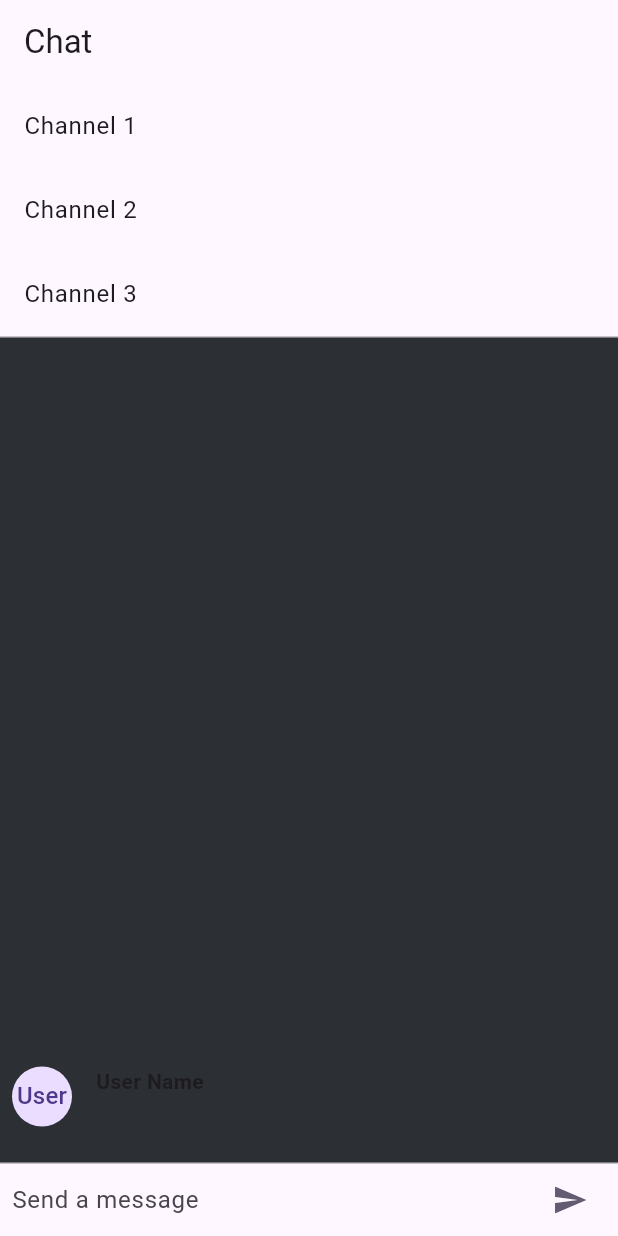
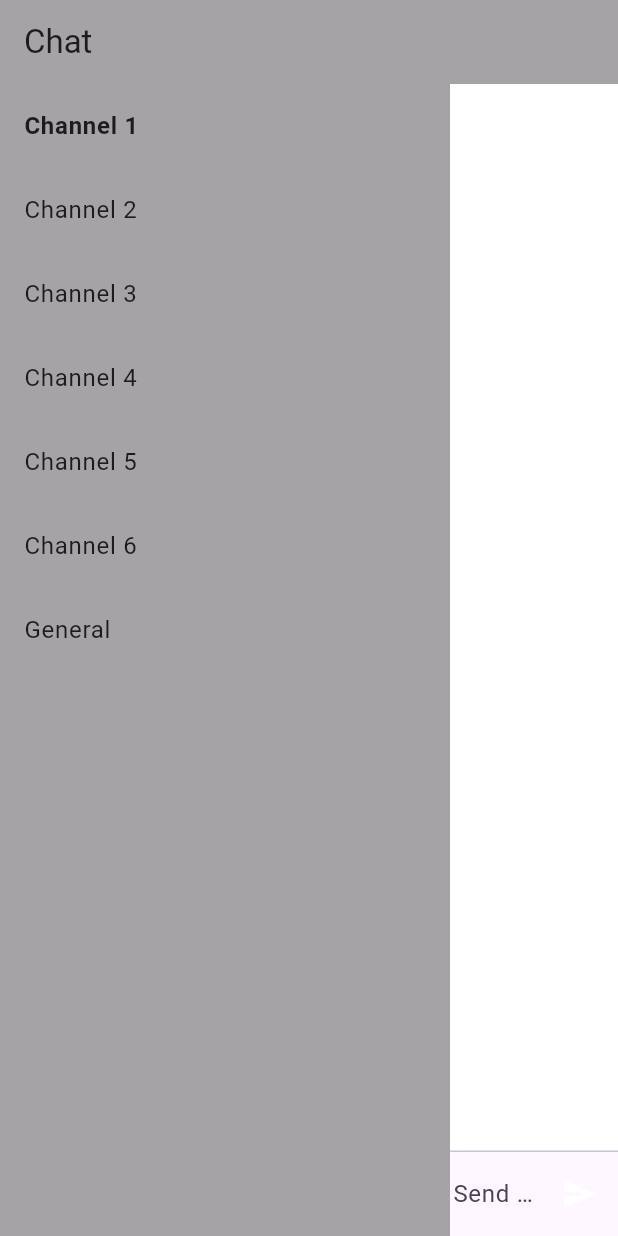
Before and after one commit to 0marContreras/BIScord-frontend, a Flutter app: the ChatScreen screen opened directly, after a tap on the "send" icon, on a phone screen of 412 x 824 dp. Run offline on Flutter 3.47's test engine with Material 3 defaults, Android fonts, the phone set to English and light mode, and no system bars; our stand-ins replace shared_preferences, socket_io_client; accounts and stored records are empty.

Commit message:
Biscord channels

```diff
--- a/lib/chatscreen.dart
+++ b/lib/chatscreen.dart
@@ -1,4 +1,5 @@
 import 'package:flutter/material.dart';
+import 'package:flutter/widgets.dart';
 
 class ChatApp extends StatelessWidget {
   @override
@@ -20,21 +21,43 @@ class ChatScreen extends StatefulWidget {
 
 class _ChatScreenState extends State<ChatScreen> {
   final TextEditingController _textController = TextEditingController();
-  final List<ChatMessage> _messages = [];
 
   // Example list of channels fetched from the database
   List<String> _channels = [
     'Channel 1',
     'Channel 2',
     'Channel 3',
+    'Channel 4',
+    'Channel 5',
+    'Channel 6',
+    'General',
+  ];
+
+  // Index of the currently selected channel
+  int _selectedChannelIndex = 0;
+
+  // Example list of messages for each channel
+  List<List<ChatMessage>> _messages = [
+    [],
+    [],
+    [],
+    [],
+    [],
+    [],
+    [],
+    [],
   ];
 
   void _handleSubmitted(String text) {
     _textController.clear();
     setState(() {
-      _messages.insert(0, ChatMessage(
+      _messages[_selectedChannelIndex].insert(
+        0,
+        ChatMessage(
           text: text,
-      ));
+          isSentByCurrentUser: true, // Indicate that the message was sent by the current user
+        ),
+      );
     });
   }
 
@@ -43,37 +66,56 @@ class _ChatScreenState extends State<ChatScreen> {
     return Scaffold(
       appBar: AppBar(
         title: Text('Chat'),
+        backgroundColor: const Color.fromARGB(153, 107, 107, 107),
       ),
-      body: Container(
-        color: Color(0xFF2C2F33),
-        child: Column(
+      body: Row(
         children: <Widget>[
           // List of channels
           Container(
-              color: Theme.of(context).cardColor,
+            width: 300,
+            height: 900,
+            color: const Color.fromARGB(153, 107, 107, 107),
             child: ListView.builder(
               shrinkWrap: true,
               itemCount: _channels.length,
               itemBuilder: (context, index) {
                 return ListTile(
-                    title: Text(_channels[index]),
+                  title: Text(
+                    _channels[index],
+                    style: TextStyle(
+                      fontWeight: _selectedChannelIndex == index
+                          ? FontWeight.bold
+                          : FontWeight.normal,
+                    ),
+                  ),
                   onTap: () {
-                      // Handle channel selection
+                    setState(() {
+                      _selectedChannelIndex = index;
+                    });
                   },
                 );
               },
             ),
           ),
-            Divider(height: 1.0),
+          // Chat messages
+          Expanded(
+            child: Container(
+              color: const Color.fromARGB(255, 255, 255, 255),
+              child: Column(
+                children: <Widget>[
                   Flexible(
                     child: ListView.builder(
-                padding: EdgeInsets.all(8.0),
+                      padding: EdgeInsets.all(10.0),
                       reverse: true,
-                itemCount: _messages.length,
-                itemBuilder: (_, int index) => _messages[index],
+                      itemCount: _messages[_selectedChannelIndex].length,
+                      itemBuilder: (_, int index) =>
+                          _messages[_selectedChannelIndex][index],
                     ),
                   ),
-            Divider(height: 1.0),
+                  Divider(
+                    height: 0.1,
+                  ),
+                  // Input field for sending messages
                   Container(
                     decoration: BoxDecoration(
                       color: Theme.of(context).cardColor,
@@ -83,28 +125,53 @@ class _ChatScreenState extends State<ChatScreen> {
                 ],
               ),
             ),
+          ),
+        ],
+      ),
     );
   }
 
   Widget _buildTextComposer() {
+    final focusNode = FocusNode();
+
     return IconTheme(
       data: IconThemeData(color: Theme.of(context).colorScheme.secondary),
       child: Container(
-        margin: EdgeInsets.symmetric(horizontal: 8.0),
+        margin: EdgeInsets.symmetric(
+          horizontal: 2.0,
+          vertical: 4.0,
+        ),
         child: Row(
           children: <Widget>[
             Flexible(
               child: TextField(
                 controller: _textController,
-                onSubmitted: _handleSubmitted,
+                focusNode: focusNode,
                 decoration: InputDecoration.collapsed(
                   hintText: 'Send a message',
                 ),
+                onSubmitted: (text) {
+                  if (text.isNotEmpty) {
+                    _handleSubmitted(text);
+                    _textController.clear();
+                  }
+                  // Request focus again to enable typing after sending a message
+                  FocusScope.of(context).requestFocus(focusNode);
+                },
               ),
             ),
             IconButton(
               icon: Icon(Icons.send),
-              onPressed: () => _handleSubmitted(_textController.text),
+              color: Colors.white,
+              tooltip: 'Send',
+              onPressed: () {
+                if (_textController.text.isNotEmpty) {
+                  _handleSubmitted(_textController.text);
+                  _textController.clear();
+                  // Request focus again to enable typing after sending a message
+                  FocusScope.of(context).requestFocus(focusNode);
+                }
+              },
             ),
           ],
         ),
@@ -115,25 +182,28 @@ class _ChatScreenState extends State<ChatScreen> {
 
 class ChatMessage extends StatelessWidget {
   final String text;
+  final bool isSentByCurrentUser;
 
-  ChatMessage({required this.text});
+  ChatMessage({
+    required this.text,
+    this.isSentByCurrentUser = false,
+  });
 
   @override
   Widget build(BuildContext context) {
     return Container(
-      margin: EdgeInsets.symmetric(vertical: 10.0),
+      margin: EdgeInsets.symmetric(horizontal: 10.0),
       child: Row(
-        crossAxisAlignment: CrossAxisAlignment.start,
+        crossAxisAlignment: CrossAxisAlignment.center,
+        mainAxisAlignment: isSentByCurrentUser
+            ? MainAxisAlignment.end
+            : MainAxisAlignment.start,
         children: <Widget>[
-          Container(
-            margin: EdgeInsets.only(right: 16.0),
-            child: CircleAvatar(
-              child: Text('User'), // You can replace this with user avatar
-            ),
-          ),
           Expanded(
             child: Column(
-              crossAxisAlignment: CrossAxisAlignment.start,
+              crossAxisAlignment: isSentByCurrentUser
+                  ? CrossAxisAlignment.end
+                  : CrossAxisAlignment.start,
               children: <Widget>[
                 Text(
                   'User Name', // You can replace this with user name
@@ -143,7 +213,21 @@ class ChatMessage extends StatelessWidget {
                 ),
                 Container(
                   margin: EdgeInsets.only(top: 5.0),
-                  child: Text(text),
+                  padding: EdgeInsets.all(10),
+                  decoration: BoxDecoration(
+                    color: isSentByCurrentUser
+                        ? Colors.purple.shade800
+                        : Colors.grey[300], // Adjust the background color based on the sender
+                    borderRadius: BorderRadius.circular(10),
+                  ),
+                  child: Text(
+                    text,
+                    style: TextStyle(
+                      color: isSentByCurrentUser
+                          ? Colors.white
+                          : Colors.black,
+                    ),
+                  ),
                 ),
               ],
             ),
--- a/lib/main.dart
+++ b/lib/main.dart
@@ -1,6 +1,7 @@
 import 'package:biscord/chatscreen.dart';
 import 'login.dart';
 import 'register.dart';
+import 'chatscreen.dart';
 import 'package:flutter/material.dart';
 import 'package:flutter/widgets.dart';
 
@@ -19,7 +20,7 @@ class MyApp extends StatelessWidget {
         visualDensity: VisualDensity.adaptivePlatformDensity,
 
       ),
-    home: LoginPage(),
+    home: ChatScreen(),
 
 
     );
```
Lines whose indentation alone changed are shown as unchanged.
